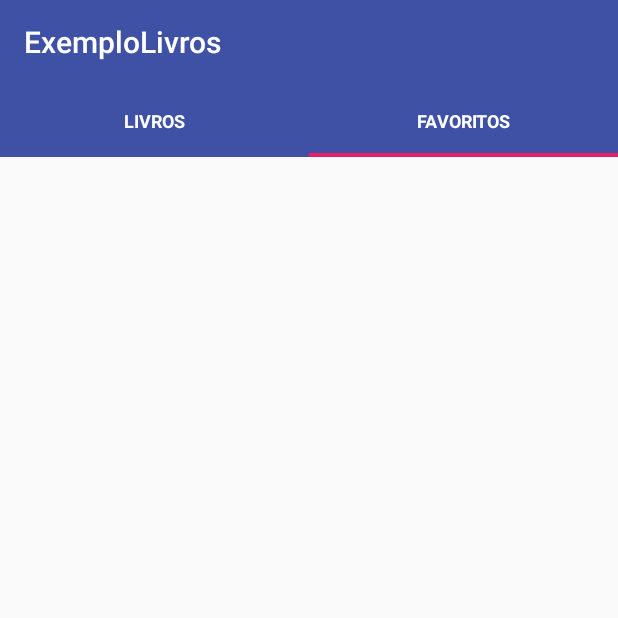
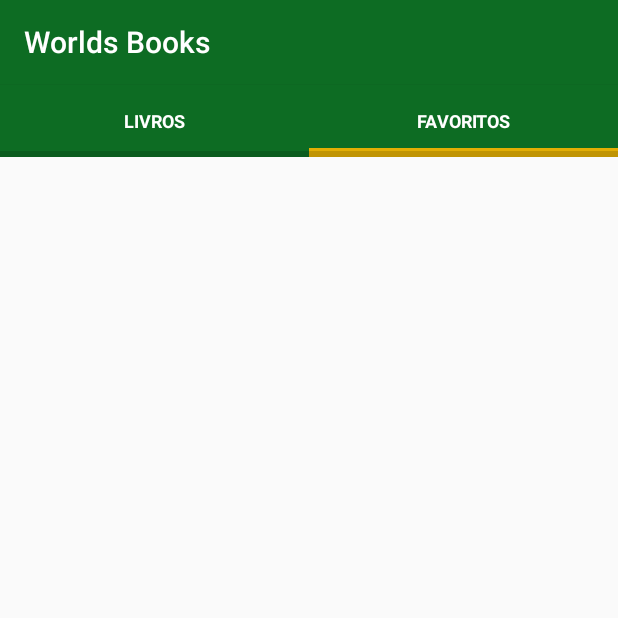
Before and after one commit to gisomarjr/ProjetoAndroid, an Android app: the MainActivity screen opened directly, with no data from a screen before it, after a tap on "FAVORITOS", on a phone screen of 412 x 824 dp, the top half of it. Run offline under Robolectric (Android 15) with nearby library versions, the light colour scheme and no system bars; our stand-ins replace Picasso; pictures from the network do not load.

Commit message:
Alteracao de layout e outras configuracoes e variaveis

```diff
--- a/app/src/main/java/br/com/nglauber/exemplolivros/MainActivity.java
+++ b/app/src/main/java/br/com/nglauber/exemplolivros/MainActivity.java
@@ -30,7 +30,7 @@ public class MainActivity extends AppCompatActivity implements AoClicarNoLivroLi
         mSlidingTabLayout.setDistributeEvenly(true);
         mSlidingTabLayout.setViewPager(viewPager);
 
-        getSupportActionBar().setElevation(0);
+        getSupportActionBar().setElevation(1);
     }
 
     @Override
--- a/app/src/main/java/br/com/nglauber/exemplolivros/view/SlidingTabLayout.java
+++ b/app/src/main/java/br/com/nglauber/exemplolivros/view/SlidingTabLayout.java
@@ -320,4 +320,6 @@ public class SlidingTabLayout extends HorizontalScrollView {
         }
     }
 
+
+
 }
--- a/app/src/main/java/br/com/nglauber/exemplolivros/view/SlidingTabStrip.java
+++ b/app/src/main/java/br/com/nglauber/exemplolivros/view/SlidingTabStrip.java
@@ -28,10 +28,10 @@ import android.widget.LinearLayout;
 
 class SlidingTabStrip extends LinearLayout {
 
-    private static final int DEFAULT_BOTTOM_BORDER_THICKNESS_DIPS = 0;
+    private static final int DEFAULT_BOTTOM_BORDER_THICKNESS_DIPS = 4;
     private static final byte DEFAULT_BOTTOM_BORDER_COLOR_ALPHA = 0x26;
-    private static final int SELECTED_INDICATOR_THICKNESS_DIPS = 3;
-    private static final int DEFAULT_SELECTED_INDICATOR_COLOR = 0xFFE91E63;
+    private static final int SELECTED_INDICATOR_THICKNESS_DIPS = 6;
+    private static final int DEFAULT_SELECTED_INDICATOR_COLOR = 0xffe2ae04;
 
     private final int mBottomBorderThickness;
     private final Paint mBottomBorderPaint;
--- a/app/src/main/res/values/strings.xml
+++ b/app/src/main/res/values/strings.xml
@@ -1,5 +1,5 @@
 <resources>
-    <string name="app_name">ExemploLivros</string>
+    <string name="app_name">Worlds Books</string>
     <string name="action_settings">Settings</string>
     <string name="title_activity_detalhe_livro">Detalhe</string>
     <string name="favorito">Favorito</string>
--- a/app/src/main/res/values/styles.xml
+++ b/app/src/main/res/values/styles.xml
@@ -2,9 +2,11 @@
 
     <!-- Base application theme. -->
     <style name="AppTheme" parent="Theme.AppCompat.Light.DarkActionBar">
-        <!-- Customize your theme here. -->
-        <item name="colorPrimary">#3F51A5</item>
+        <!-- Customize your theme here.   <item name="colorPrimaryDark">#303F9F</item>-->
+        <item name="colorPrimary">#0D6C23</item>
         <item name="colorPrimaryDark">#303F9F</item>
+        <item name="android:windowContentOverlay">@null</item>
+
     </style>
     <style name="splashScreenTheme" parent="@android:style/Theme.DeviceDefault.Light.NoActionBar">
         <item name="android:windowBackground">@drawable/splash</item>
```
